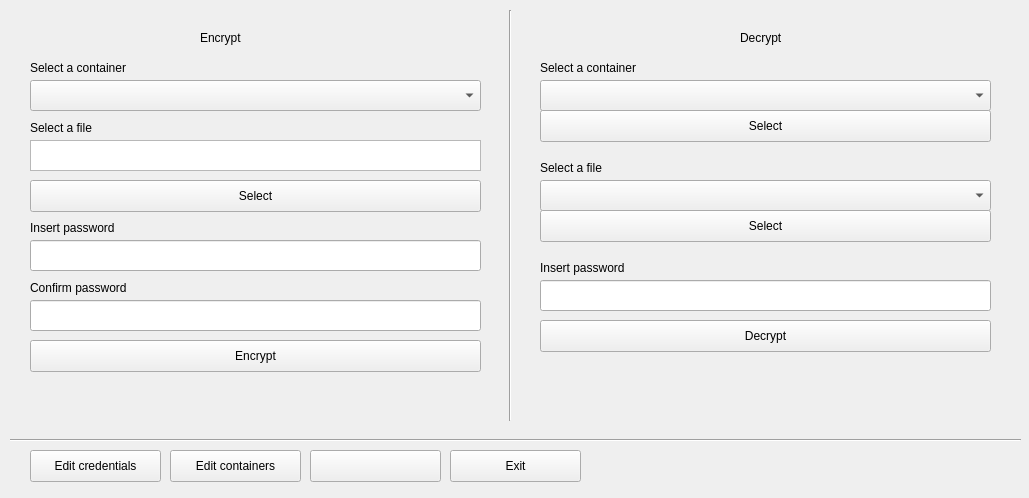
This is ui/mainpage.ui in viktorwilczek/EngineeringProject as Qt 5 draws it before an edit. The edited form follows.
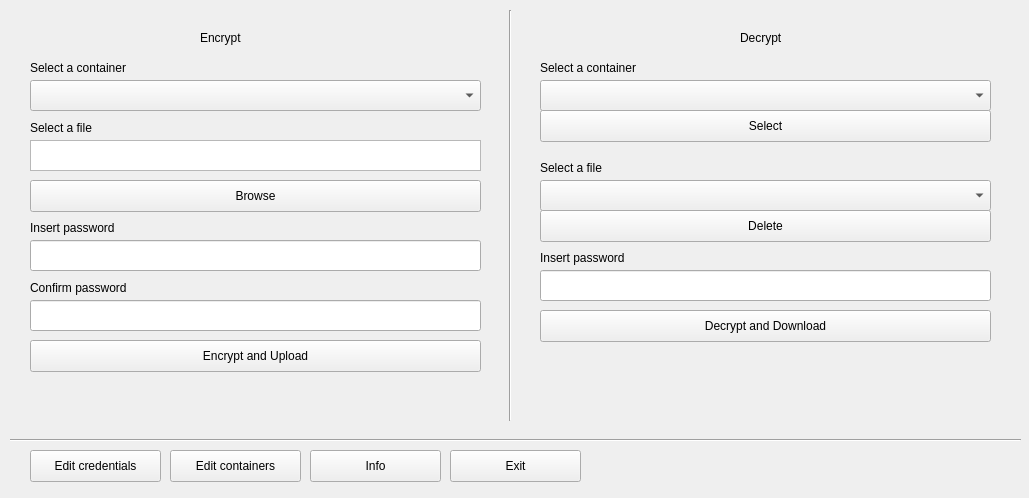
This is the edited form.

Diff of the .ui file:
```diff
--- a/ui/mainpage.ui
+++ b/ui/mainpage.ui
@@ -30,13 +30,13 @@
    <property name="geometry">
     <rect>
      <x>540</x>
-     <y>320</y>
+     <y>310</y>
      <width>451</width>
      <height>32</height>
     </rect>
    </property>
    <property name="text">
-    <string>Decrypt</string>
+    <string>Decrypt and Download</string>
    </property>
    <property name="autoDefault">
     <bool>false</bool>
@@ -52,7 +52,7 @@
     </rect>
    </property>
    <property name="text">
-    <string>Encrypt</string>
+    <string>Encrypt and Upload</string>
    </property>
    <property name="autoDefault">
     <bool>false</bool>
@@ -165,7 +165,7 @@
     </rect>
    </property>
    <property name="text">
-    <string>Select</string>
+    <string>Browse</string>
    </property>
    <property name="autoDefault">
     <bool>false</bool>
@@ -197,7 +197,7 @@
     </rect>
    </property>
    <property name="text">
-    <string/>
+    <string>Info</string>
    </property>
    <property name="autoDefault">
     <bool>false</bool>
@@ -265,22 +265,6 @@
     </rect>
    </property>
   </widget>
-  <widget class="QPushButton" name="pushButton_5">
-   <property name="geometry">
-    <rect>
-     <x>540</x>
-     <y>110</y>
-     <width>451</width>
-     <height>32</height>
-    </rect>
-   </property>
-   <property name="text">
-    <string>Select</string>
-   </property>
-   <property name="autoDefault">
-    <bool>false</bool>
-   </property>
-  </widget>
   <widget class="QComboBox" name="comboBox_3">
    <property name="geometry">
     <rect>
@@ -318,7 +302,7 @@
    <property name="geometry">
     <rect>
      <x>540</x>
-     <y>280</y>
+     <y>270</y>
      <width>451</width>
      <height>31</height>
     </rect>
@@ -331,7 +315,7 @@
    <property name="geometry">
     <rect>
      <x>540</x>
-     <y>260</y>
+     <y>250</y>
      <width>151</width>
      <height>16</height>
     </rect>
@@ -353,22 +337,6 @@
     <string>Select a file</string>
    </property>
   </widget>
-  <widget class="QPushButton" name="pushButton_6">
-   <property name="geometry">
-    <rect>
-     <x>540</x>
-     <y>210</y>
-     <width>451</width>
-     <height>32</height>
-    </rect>
-   </property>
-   <property name="text">
-    <string>Select</string>
-   </property>
-   <property name="autoDefault">
-    <bool>false</bool>
-   </property>
-  </widget>
   <widget class="QTextEdit" name="textEdit">
    <property name="geometry">
     <rect>
@@ -379,6 +347,38 @@
     </rect>
    </property>
   </widget>
+  <widget class="QPushButton" name="pushButton_11">
+   <property name="geometry">
+    <rect>
+     <x>540</x>
+     <y>110</y>
+     <width>451</width>
+     <height>32</height>
+    </rect>
+   </property>
+   <property name="text">
+    <string>Select</string>
+   </property>
+   <property name="autoDefault">
+    <bool>false</bool>
+   </property>
+  </widget>
+  <widget class="QPushButton" name="pushButton_5">
+   <property name="geometry">
+    <rect>
+     <x>540</x>
+     <y>210</y>
+     <width>451</width>
+     <height>32</height>
+    </rect>
+   </property>
+   <property name="text">
+    <string>Delete</string>
+   </property>
+   <property name="autoDefault">
+    <bool>false</bool>
+   </property>
+  </widget>
  </widget>
  <resources/>
  <connections/>
```
